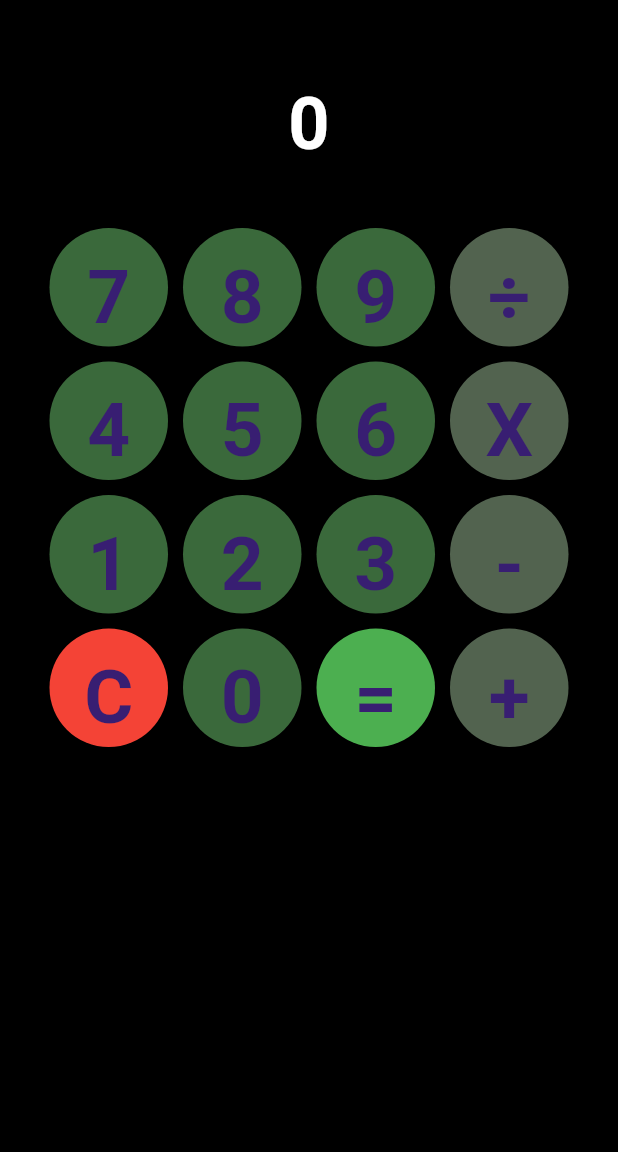
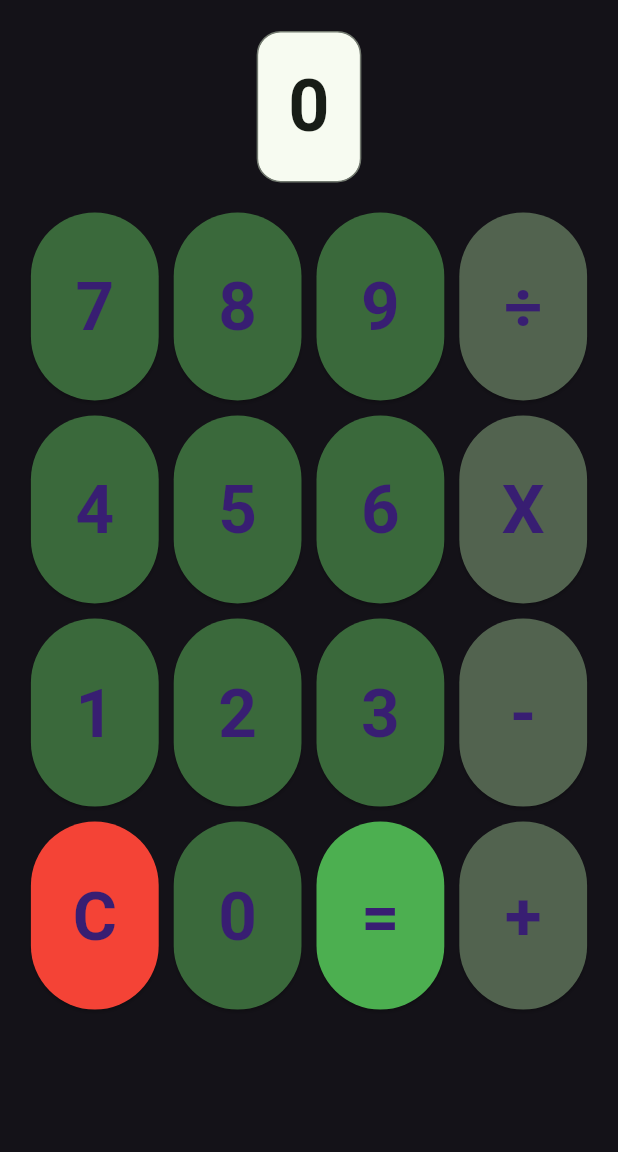
Before and after one commit to 92username/calculadora-flutter, a Flutter app: the screen it shows after launch, on a phone screen of 412 x 824 dp, the part 84-1236 px from its top. Run offline on Flutter 3.47's test engine with Material 3 defaults, Android fonts, the light colour scheme and no system bars; missing offline and left inert: expressions.

Commit message:
fix: responsive UI, light and dark themes.

```diff
--- a/lib/components/button.dart
+++ b/lib/components/button.dart
@@ -33,7 +33,7 @@ class CalculatorButton extends StatelessWidget {
         child: Text(
           label,
           style: TextStyle(
-            fontSize: 50,
+            fontSize: 45,
             fontWeight: FontWeight.bold,
             color: Theme.of(context).buttonTheme.colorScheme?.onPrimary,
           ),
--- a/lib/components/display.dart
+++ b/lib/components/display.dart
@@ -13,14 +13,18 @@ class Display extends StatelessWidget {
     return Container(
       padding: const EdgeInsets.symmetric(horizontal: 20.0, vertical: 15.0),
       decoration: BoxDecoration(
-        color: Colors.black,
+        color: Theme.of(context).colorScheme.surface,
         borderRadius: BorderRadius.circular(16.0),
+        border: Border.all(
+          color: Theme.of(context).colorScheme.outline,
+          width: 1,
+        ),
       ),
       child: Text(
         value,
-        style: const TextStyle(
+        style: TextStyle(
           fontSize: 48,
-          color: Colors.white,
+          color: Theme.of(context).colorScheme.onSurface,
           fontWeight: FontWeight.bold,
         ),
         textAlign: TextAlign.right,
--- a/lib/screens/home_screen.dart
+++ b/lib/screens/home_screen.dart
@@ -11,8 +11,14 @@ class HomeScreen extends StatelessWidget {
 
   @override
   Widget build(BuildContext context) {
+    final size = MediaQuery.of(context).size;
+    final padding = size.width * 0.05;
+
+    // Calcular tamanhos dos botões baseado no tamanho da tela
+    final buttonHeight = (size.height - kToolbarHeight - padding * 2 - 100) / 5;
+    final buttonWidth = (size.width - padding * 2 - 30) / 4;
+
     return Scaffold(
-      backgroundColor: const Color.fromARGB(255, 0, 0, 0),
       appBar: AppBar(
         title: const Text('Calculadora Avançada'),
         actions: [
@@ -23,116 +29,101 @@ class HomeScreen extends StatelessWidget {
         ],
       ),
       body: Padding(
-        padding: const EdgeInsets.all(33.0),
+        padding: EdgeInsets.all(padding),
         child: Column(
-          mainAxisAlignment: MainAxisAlignment.spaceBetween,
           children: [
+            // Display no topo
             Display(value: context.watch<CalcProvider>().displayValue),
             const SizedBox(height: 20.0),
+
+            // Grid de botões
             Expanded(
-              child: LayoutBuilder(
-                builder: (context, constraints) {
-                  // Calcular tamanhos dinamicamente
-                  double buttonHeight = constraints.maxHeight * 0.1;
-                  double buttonWidth = constraints.maxWidth * 0.2;
-
-                  return GridView.count(
+              child: GridView.count(
                 crossAxisCount: 4,
                 crossAxisSpacing: 10.0,
                 mainAxisSpacing: 10.0,
+                childAspectRatio: buttonWidth / buttonHeight,
                 children: [
                   CalculatorButton(
                     label: '7',
-                        onPressed: () =>
-                            context.read<CalcProvider>().input('7'),
+                    onPressed: () => context.read<CalcProvider>().input('7'),
                     color: Theme.of(context).colorScheme.primary,
                     height: buttonHeight,
                     width: buttonWidth,
                   ),
                   CalculatorButton(
                     label: '8',
-                        onPressed: () =>
-                            context.read<CalcProvider>().input('8'),
+                    onPressed: () => context.read<CalcProvider>().input('8'),
                     color: Theme.of(context).colorScheme.primary,
                     height: buttonHeight,
                     width: buttonWidth,
                   ),
                   CalculatorButton(
                     label: '9',
-                        onPressed: () =>
-                            context.read<CalcProvider>().input('9'),
+                    onPressed: () => context.read<CalcProvider>().input('9'),
                     color: Theme.of(context).colorScheme.primary,
                     height: buttonHeight,
                     width: buttonWidth,
                   ),
                   CalculatorButton(
                     label: '÷',
-                        onPressed: () =>
-                            context.read<CalcProvider>().input('/'),
+                    onPressed: () => context.read<CalcProvider>().input('/'),
                     color: Theme.of(context).colorScheme.secondary,
                     height: buttonHeight,
                     width: buttonWidth,
                   ),
                   CalculatorButton(
                     label: '4',
-                        onPressed: () =>
-                            context.read<CalcProvider>().input('4'),
+                    onPressed: () => context.read<CalcProvider>().input('4'),
                     color: Theme.of(context).colorScheme.primary,
                     height: buttonHeight,
                     width: buttonWidth,
                   ),
                   CalculatorButton(
                     label: '5',
-                        onPressed: () =>
-                            context.read<CalcProvider>().input('5'),
+                    onPressed: () => context.read<CalcProvider>().input('5'),
                     color: Theme.of(context).colorScheme.primary,
                     height: buttonHeight,
                     width: buttonWidth,
                   ),
                   CalculatorButton(
                     label: '6',
-                        onPressed: () =>
-                            context.read<CalcProvider>().input('6'),
+                    onPressed: () => context.read<CalcProvider>().input('6'),
                     color: Theme.of(context).colorScheme.primary,
                     height: buttonHeight,
                     width: buttonWidth,
                   ),
                   CalculatorButton(
                     label: 'X',
-                        onPressed: () =>
-                            context.read<CalcProvider>().input('*'),
+                    onPressed: () => context.read<CalcProvider>().input('*'),
                     color: Theme.of(context).colorScheme.secondary,
                     height: buttonHeight,
                     width: buttonWidth,
                   ),
                   CalculatorButton(
                     label: '1',
-                        onPressed: () =>
-                            context.read<CalcProvider>().input('1'),
+                    onPressed: () => context.read<CalcProvider>().input('1'),
                     color: Theme.of(context).colorScheme.primary,
                     height: buttonHeight,
                     width: buttonWidth,
                   ),
                   CalculatorButton(
                     label: '2',
-                        onPressed: () =>
-                            context.read<CalcProvider>().input('2'),
+                    onPressed: () => context.read<CalcProvider>().input('2'),
                     color: Theme.of(context).colorScheme.primary,
                     height: buttonHeight,
                     width: buttonWidth,
                   ),
                   CalculatorButton(
                     label: '3',
-                        onPressed: () =>
-                            context.read<CalcProvider>().input('3'),
+                    onPressed: () => context.read<CalcProvider>().input('3'),
                     color: Theme.of(context).colorScheme.primary,
                     height: buttonHeight,
                     width: buttonWidth,
                   ),
                   CalculatorButton(
                     label: '-',
-                        onPressed: () =>
-                            context.read<CalcProvider>().input('-'),
+                    onPressed: () => context.read<CalcProvider>().input('-'),
                     color: Theme.of(context).colorScheme.secondary,
                     height: buttonHeight,
                     width: buttonWidth,
@@ -146,31 +137,26 @@ class HomeScreen extends StatelessWidget {
                   ),
                   CalculatorButton(
                     label: '0',
-                        onPressed: () =>
-                            context.read<CalcProvider>().input('0'),
+                    onPressed: () => context.read<CalcProvider>().input('0'),
                     color: Theme.of(context).colorScheme.primary,
                     height: buttonHeight,
                     width: buttonWidth,
                   ),
                   CalculatorButton(
                     label: '=',
-                        onPressed: () =>
-                            context.read<CalcProvider>().calculate(),
+                    onPressed: () => context.read<CalcProvider>().calculate(),
                     color: Colors.green,
                     height: buttonHeight,
                     width: buttonWidth,
                   ),
                   CalculatorButton(
                     label: '+',
-                        onPressed: () =>
-                            context.read<CalcProvider>().input('+'),
+                    onPressed: () => context.read<CalcProvider>().input('+'),
                     color: Theme.of(context).colorScheme.secondary,
                     height: buttonHeight,
                     width: buttonWidth,
                   ),
                 ],
-                  );
-                },
               ),
             ),
           ],
```
Also changed, not shown: assets/img/screenshotThemeDark.png (added), assets/img/screenshotThemeLight.png (added), 1 other file. Lines whose indentation alone changed are shown as unchanged.
